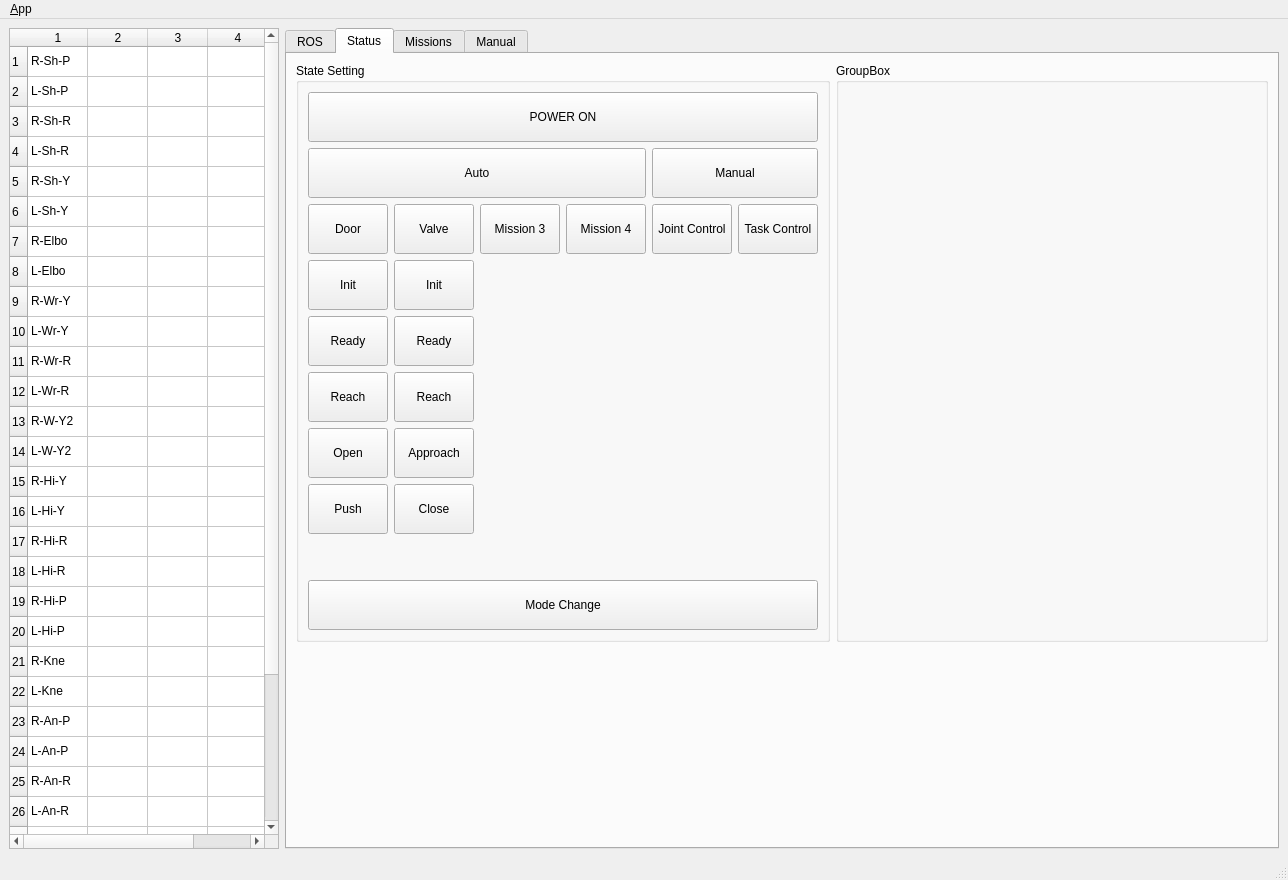
The window that dyros_black_ui/ui/main_window.ui (jmpechem/sm_n_vis) describes before a commit, drawn with Qt 5.
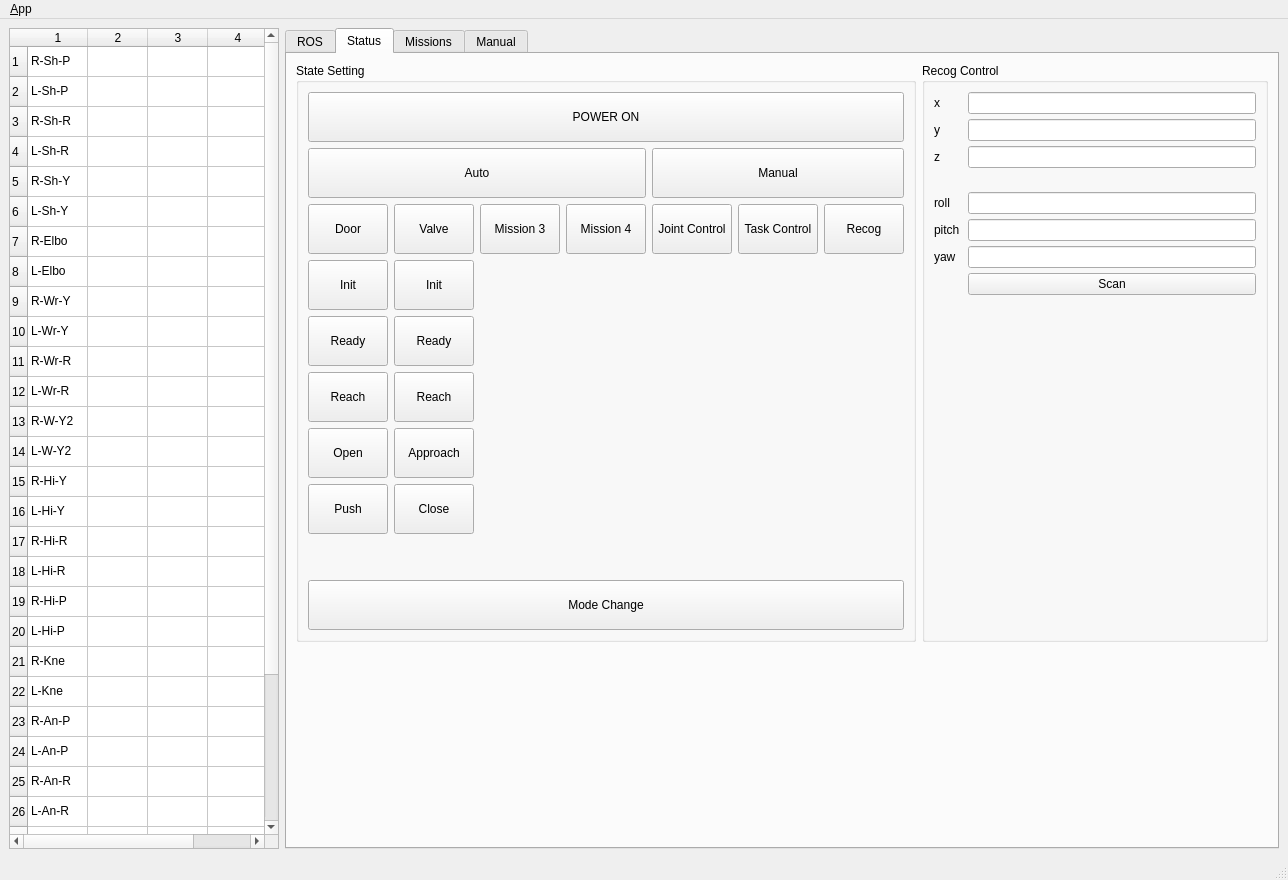
The same window after the commit. The open tabs and pages were chosen to show the change. Icons and pictures are not drawn.

Patch:
```diff
--- a/dyros_black_ui/ui/main_window.ui
+++ b/dyros_black_ui/ui/main_window.ui
@@ -884,6 +884,36 @@
                      </item>
                     </layout>
                    </item>
+                   <item>
+                    <layout class="QVBoxLayout" name="verticalLayout_15">
+                     <item>
+                      <widget class="QPushButton" name="button_manual_recog_ctrl">
+                       <property name="minimumSize">
+                        <size>
+                         <width>0</width>
+                         <height>50</height>
+                        </size>
+                       </property>
+                       <property name="text">
+                        <string>Recog</string>
+                       </property>
+                      </widget>
+                     </item>
+                     <item>
+                      <spacer name="verticalSpacer_11">
+                       <property name="orientation">
+                        <enum>Qt::Vertical</enum>
+                       </property>
+                       <property name="sizeHint" stdset="0">
+                        <size>
+                         <width>20</width>
+                         <height>40</height>
+                        </size>
+                       </property>
+                      </spacer>
+                     </item>
+                    </layout>
+                   </item>
                   </layout>
                  </item>
                 </layout>
@@ -910,10 +940,142 @@
            </widget>
           </item>
           <item>
-           <widget class="QGroupBox" name="groupBox_3">
+           <widget class="QGroupBox" name="groupBox_recog_ctrl">
             <property name="title">
-             <string>GroupBox</string>
+             <string>Recog Control</string>
             </property>
+            <layout class="QGridLayout" name="gridLayout_6">
+             <item row="0" column="0">
+              <layout class="QGridLayout" name="gridLayout_recog_ctrl" rowstretch="0,0,0,0,0,0,0,0" columnstretch="0,0">
+               <property name="sizeConstraint">
+                <enum>QLayout::SetMaximumSize</enum>
+               </property>
+               <property name="leftMargin">
+                <number>0</number>
+               </property>
+               <property name="topMargin">
+                <number>0</number>
+               </property>
+               <property name="horizontalSpacing">
+                <number>8</number>
+               </property>
+               <property name="verticalSpacing">
+                <number>5</number>
+               </property>
+               <item row="4" column="1">
+                <widget class="QLineEdit" name="line_Edit_scan_roll">
+                 <property name="readOnly">
+                  <bool>true</bool>
+                 </property>
+                </widget>
+               </item>
+               <item row="1" column="1">
+                <widget class="QLineEdit" name="line_Edit_scan_y">
+                 <property name="readOnly">
+                  <bool>true</bool>
+                 </property>
+                </widget>
+               </item>
+               <item row="0" column="1">
+                <widget class="QLineEdit" name="line_Edit_scan_x">
+                 <property name="readOnly">
+                  <bool>true</bool>
+                 </property>
+                </widget>
+               </item>
+               <item row="0" column="0">
+                <widget class="QLabel" name="label_12">
+                 <property name="text">
+                  <string>x</string>
+                 </property>
+                </widget>
+               </item>
+               <item row="5" column="0">
+                <widget class="QLabel" name="label_16">
+                 <property name="text">
+                  <string>pitch</string>
+                 </property>
+                </widget>
+               </item>
+               <item row="1" column="0">
+                <widget class="QLabel" name="label_13">
+                 <property name="text">
+                  <string>y</string>
+                 </property>
+                </widget>
+               </item>
+               <item row="2" column="0">
+                <widget class="QLabel" name="label_14">
+                 <property name="text">
+                  <string>z</string>
+                 </property>
+                </widget>
+               </item>
+               <item row="2" column="1">
+                <widget class="QLineEdit" name="line_Edit_scan_z">
+                 <property name="readOnly">
+                  <bool>true</bool>
+                 </property>
+                </widget>
+               </item>
+               <item row="6" column="1">
+                <widget class="QLineEdit" name="line_edit_scan_yaw">
+                 <property name="readOnly">
+                  <bool>true</bool>
+                 </property>
+                </widget>
+               </item>
+               <item row="7" column="1">
+                <widget class="QPushButton" name="button_scan">
+                 <property name="text">
+                  <string>Scan</string>
+                 </property>
+                </widget>
+               </item>
+               <item row="5" column="1">
+                <widget class="QLineEdit" name="line_Edit_scan_pitch">
+                 <property name="readOnly">
+                  <bool>true</bool>
+                 </property>
+                </widget>
+               </item>
+               <item row="4" column="0">
+                <widget class="QLabel" name="label_15">
+                 <property name="text">
+                  <string>roll</string>
+                 </property>
+                </widget>
+               </item>
+               <item row="6" column="0">
+                <widget class="QLabel" name="label_17">
+                 <property name="text">
+                  <string>yaw</string>
+                 </property>
+                </widget>
+               </item>
+               <item row="3" column="0">
+                <widget class="QLabel" name="label_18">
+                 <property name="text">
+                  <string/>
+                 </property>
+                </widget>
+               </item>
+              </layout>
+             </item>
+             <item row="1" column="0">
+              <spacer name="verticalSpacer_10">
+               <property name="orientation">
+                <enum>Qt::Vertical</enum>
+               </property>
+               <property name="sizeHint" stdset="0">
+                <size>
+                 <width>20</width>
+                 <height>40</height>
+                </size>
+               </property>
+              </spacer>
+             </item>
+            </layout>
            </widget>
           </item>
          </layout>
@@ -1217,41 +1379,6 @@
               </layout>
              </widget>
             </item>
-            <item>
-             <widget class="QGroupBox" name="groupBox_recog_ctrl">
-              <property name="title">
-               <string>Recog Control</string>
-              </property>
-              <layout class="QGridLayout" name="gridLayout_6">
-               <item row="0" column="0">
-                <layout class="QGridLayout" name="gridLayout_recog_ctrl" rowstretch="0" columnstretch="0">
-                 <property name="sizeConstraint">
-                  <enum>QLayout::SetMaximumSize</enum>
-                 </property>
-                 <property name="leftMargin">
-                  <number>0</number>
-                 </property>
-                 <property name="topMargin">
-                  <number>0</number>
-                 </property>
-                 <property name="horizontalSpacing">
-                  <number>8</number>
-                 </property>
-                 <property name="verticalSpacing">
-                  <number>5</number>
-                 </property>
-                 <item row="0" column="0">
-                  <widget class="QPushButton" name="pushButton">
-                   <property name="text">
-                    <string>PushButton</string>
-                   </property>
-                  </widget>
-                 </item>
-                </layout>
-               </item>
-              </layout>
-             </widget>
-            </item>
             <item>
              <spacer name="verticalSpacer_9">
               <property name="orientation">
```
Left out of the diff: 4 changed lines with no effect on the pictures.
